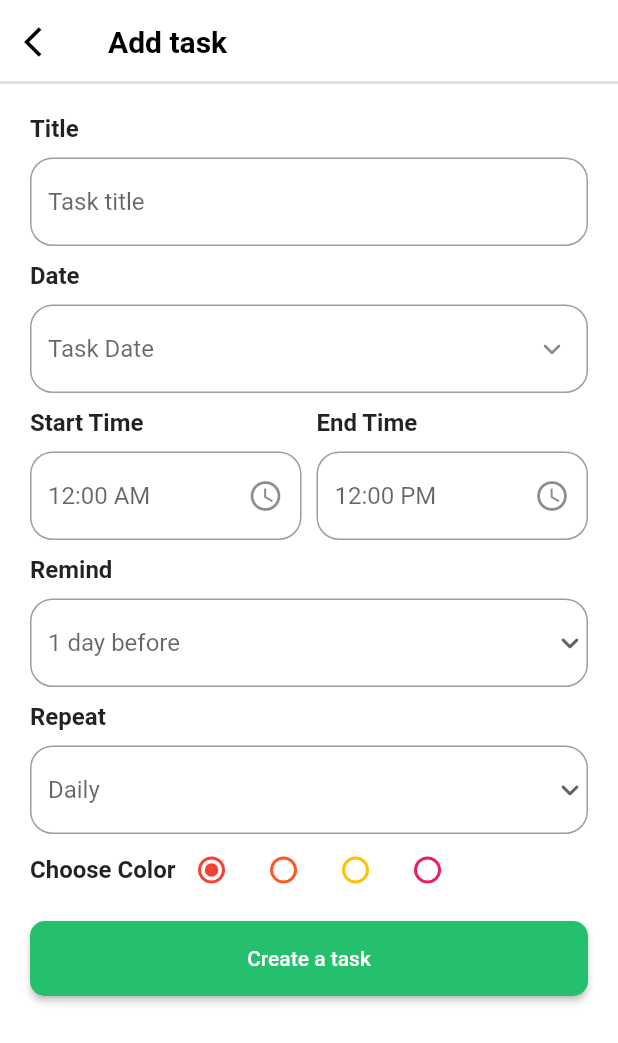
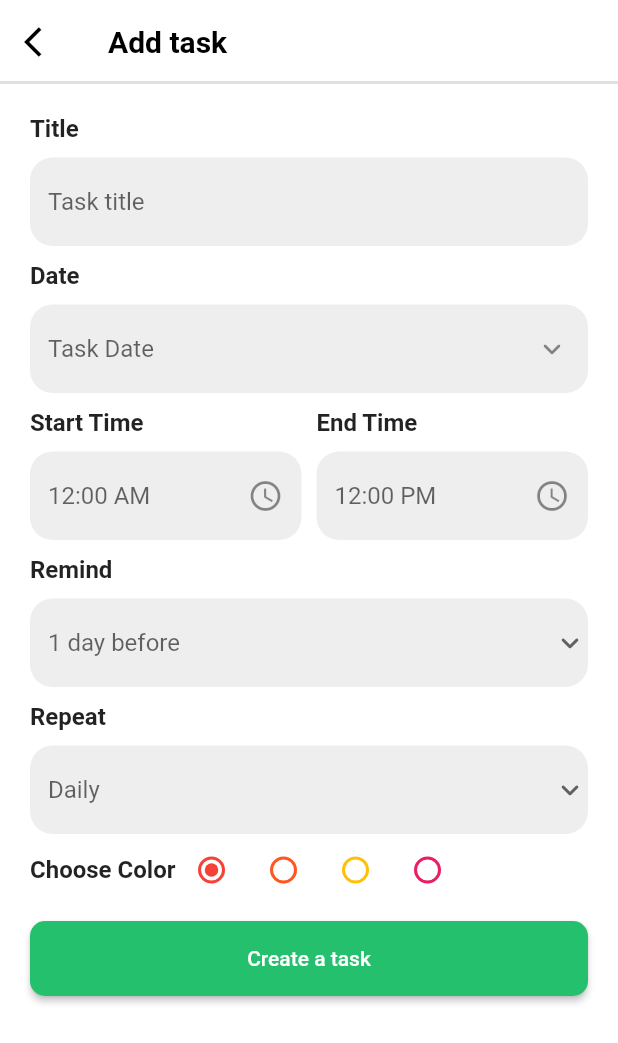
Before and after one commit to SamarAbdulaziz/algoriza_todo_app, a Flutter app: the AddTask screen opened directly, on a phone screen of 412 x 824 dp. Shown: the top 1043 px of the screen. Run offline on Flutter 3.47's test engine with Material 2 defaults, Android fonts, the phone set to English and light mode, and no system bars; our stand-ins replace date_picker_timeline, flutter_bloc, flutter_local_notifications, flutter_native_timezone, sqflite, timezone; accounts and stored records are empty.

```diff
--- a/lib/core/util/widgets/mt_text_form_feild.dart
+++ b/lib/core/util/widgets/mt_text_form_feild.dart
@@ -29,9 +29,18 @@ class MyTextFormField extends StatelessWidget {
       keyboardType: type,
       decoration: InputDecoration(
         hintText: hintText,
-        fillColor: Colors.red,
+        fillColor: Colors.grey[200],
+        filled: true,
         border: OutlineInputBorder(
           borderRadius: BorderRadius.circular(15.0),
+          borderSide: BorderSide.none,
+        ),
+        focusedBorder: OutlineInputBorder(
+          borderRadius: BorderRadius.circular(15.0),
+          borderSide: BorderSide(
+            color: Colors.black87,
+            width: 1,
+          ),
         ),
         suffixIcon: suffixIcon,
       ),
--- a/lib/core/util/widgets/schedule_task_item.dart
+++ b/lib/core/util/widgets/schedule_task_item.dart
@@ -48,9 +48,9 @@ class ScheduleTaskItem extends StatelessWidget {
                   color: Colors.white),
             ),
             onChanged: (value) {
-              cubit.isCompleted = value!;
+              taskItem['completed'] = value!.toString();
               cubit.updateCompletedDatabase(
-                  id: taskItem['id'], isCompleted: cubit.isCompleted);
+                  id: taskItem['id'], isCompleted:taskItem['completed']);
               debugPrint('$value');
             },
             value: taskItem['completed'] == 'true' ? true : false,
```
Also changed, not shown: lib/core/todo_app_cubit/todo_cubit.dart (+18 -16 lines), lib/features/add_task/presentation/widgets/add_task_widget.dart (+13 -0 lines).
